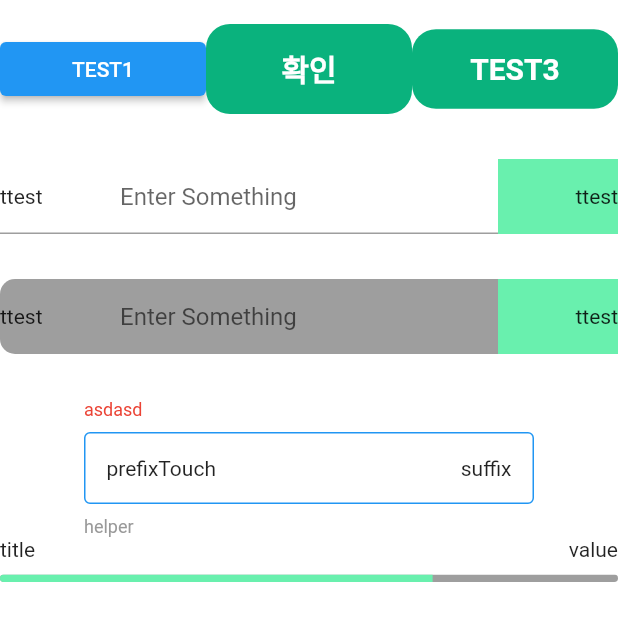
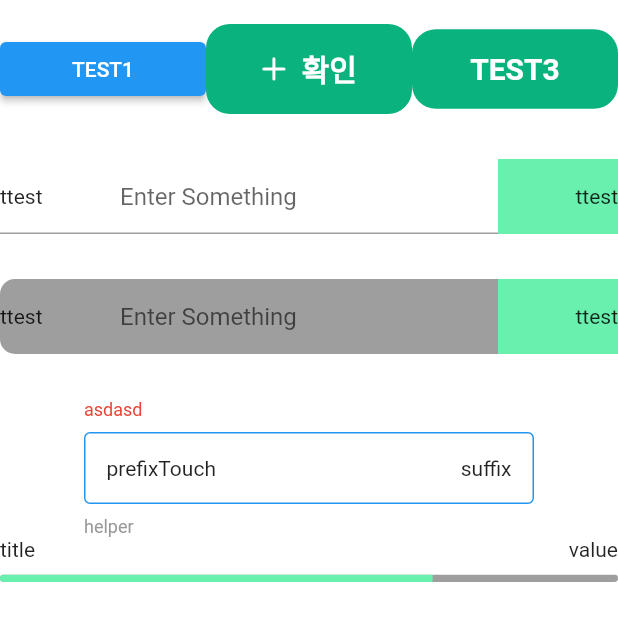
Before and after one commit to MineokSung/Early-Care, a Flutter app: the screen it shows after launch, on a phone screen of 412 x 824 dp, the top half of it. Run offline on Flutter 3.47's test engine with Material 2 defaults, Android fonts, the phone set to English and light mode, and no system bars; our stand-ins replace flutter_svg.

Commit message:
early care component 수정
   * plus icon 추가
   * early care button component 수정
     - 버튼에 plus icon 추가
     - 버튼 글자 및 아이콘 horizontal 정렬 수정
     - 버튼 content 기본 padding값 변경
   * early care textfield line component prefix 및 suffix 기본 padding 값 수정

```diff
--- a/lib/component/early_care_button.dart
+++ b/lib/component/early_care_button.dart
@@ -1,5 +1,7 @@
 import 'package:early_care/component/color_info.dart';
+import 'package:early_care/generated/assets.dart';
 import 'package:flutter/material.dart';
+import 'package:flutter_svg/flutter_svg.dart';
 
 class EarlyCareButton extends StatelessWidget {
   final EdgeInsets? padding;
@@ -12,9 +14,10 @@ class EarlyCareButton extends StatelessWidget {
   final Color? clickTextColor;
   final Color? textColor;
   final Color? borderColor;
-  final Alignment? alignment;
+  final MainAxisAlignment? mainAxisAlignment;
   final bool? isActivated;
   final bool? isBorder;
+  final bool? isPlus;
   final FontWeight? fontWeight;
   final double? radius;
   final Function()? onPressed;
@@ -31,9 +34,10 @@ class EarlyCareButton extends StatelessWidget {
     this.clickTextColor,
     this.textColor,
     this.borderColor,
-    this.alignment,
+    this.mainAxisAlignment,
     this.isActivated,
     this.isBorder = false,
+    this.isPlus = false,
     this.fontWeight,
     this.radius,
     this.onPressed,
@@ -49,10 +53,12 @@ class EarlyCareButton extends StatelessWidget {
           elevation: 0,
           padding: padding ??
               const EdgeInsets.symmetric(
-                vertical: 15,
+                vertical: 15,horizontal: 12
               ),
           shape: RoundedRectangleBorder(
-            side: isBorder == false ? BorderSide.none : BorderSide(
+            side: isBorder == false
+                ? BorderSide.none
+                : BorderSide(
                     color: borderColor ?? Colors.black,
                   ),
             borderRadius: BorderRadius.circular(radius ?? 16),
@@ -62,12 +68,18 @@ class EarlyCareButton extends StatelessWidget {
         onPressed: () {
           if (onPressed != null) {
             onPressed!(); //() : 함수 실행의미
-
           }
         },
-        child: Align(
-          alignment: alignment ?? Alignment.center,
-          child: Text(
+        child: Row(
+          mainAxisAlignment: mainAxisAlignment ?? MainAxisAlignment.center,
+          children: [
+            !isPlus! ? const SizedBox() : Container(
+              margin: const EdgeInsets.only(right: 10),
+              child: SvgPicture.asset(
+                Assets.imagesIconPlus,
+              ),
+            ),
+            Text(
               text,
               style: TextStyle(
                 color: textColor ?? ColorInfo.white,
@@ -75,6 +87,7 @@ class EarlyCareButton extends StatelessWidget {
                 fontWeight: fontWeight ?? FontWeight.bold,
               ),
             ),
+          ],
         ),
       ),
     );
--- a/lib/component/early_care_textfield_box.dart
+++ b/lib/component/early_care_textfield_box.dart
@@ -3,6 +3,8 @@ import 'package:flutter/material.dart';
 
 class EarlyCareTextFieldBox extends StatelessWidget {
   final EdgeInsets? padding;
+  final EdgeInsets? prefixPadding;
+  final EdgeInsets? suffixPadding;
   final String? hint;
   final String? label;
   final String? helperText;
@@ -47,6 +49,8 @@ class EarlyCareTextFieldBox extends StatelessWidget {
     this.labelSize,
     this.helperTextSize,
     this.padding,
+    this.prefixPadding,
+    this.suffixPadding,
     this.fontSize = 10,
     this.controller,
     this.boxBorderRadius,
@@ -110,7 +114,7 @@ class EarlyCareTextFieldBox extends StatelessWidget {
               ),
               decoration: InputDecoration(
                 isDense: true,
-                contentPadding: padding ?? const EdgeInsets.symmetric(vertical: 18,horizontal: 15),
+                contentPadding: padding ?? const EdgeInsets.symmetric(vertical: 18,),
                 prefixIcon: prefix == null ? null : _prefixLine(),
                 prefixIconConstraints: const BoxConstraints(
                   minWidth: 0,
@@ -168,7 +172,7 @@ class EarlyCareTextFieldBox extends StatelessWidget {
       widthFactor: 1.0,
       heightFactor: 1.0,
       child: Padding(
-        padding: const EdgeInsets.symmetric(horizontal: 15),
+        padding: prefixPadding ?? const EdgeInsets.only(left: 15),
         child: GestureDetector(
           child: prefix!,
           onTap: () {
@@ -190,7 +194,7 @@ class EarlyCareTextFieldBox extends StatelessWidget {
       widthFactor: 1.0,
       heightFactor: 1.0,
       child: Padding(
-        padding: const EdgeInsets.symmetric(horizontal: 15),
+        padding: suffixPadding ?? const EdgeInsets.only(right: 15),
         child: GestureDetector(
           child: suffix!,
           // onTap: () {
--- a/lib/page/login2.dart
+++ b/lib/page/login2.dart
@@ -330,6 +330,8 @@ class _Login2 extends State<Login2> {
     if (testCallback == 'false') {
       return EarlyCareButton(
         text: '확인' ?? '취소',
+        isPlus: true,
+        mainAxisAlignment: MainAxisAlignment.center,
         onPressed: buttonActivated,
       );
     }
@@ -382,7 +384,7 @@ class _Login2 extends State<Login2> {
       isBorder: true,
       fontWeight: FontWeight.normal,
       text: mobileCarrier.name,
-      alignment: Alignment.centerLeft,
+      mainAxisAlignment: MainAxisAlignment.start,
       padding: const EdgeInsets.symmetric(vertical: 15, horizontal: 12),
       onPressed: () {
         setState(() {
@@ -532,6 +534,7 @@ class _Login2 extends State<Login2> {
                     child: EarlyCareButton(
                       //width: 20,
                       text: '확인' ?? '취소',
+                      isPlus: true,
                       // textColor: Colors.blue,
                       // fontSize: 20,
                       // backgroundColor: Colors.cyan,
```
Also changed, not shown: assets/images/icon_plus.svg (added), lib/generated/assets.dart. Lines whose indentation alone changed are shown as unchanged.
